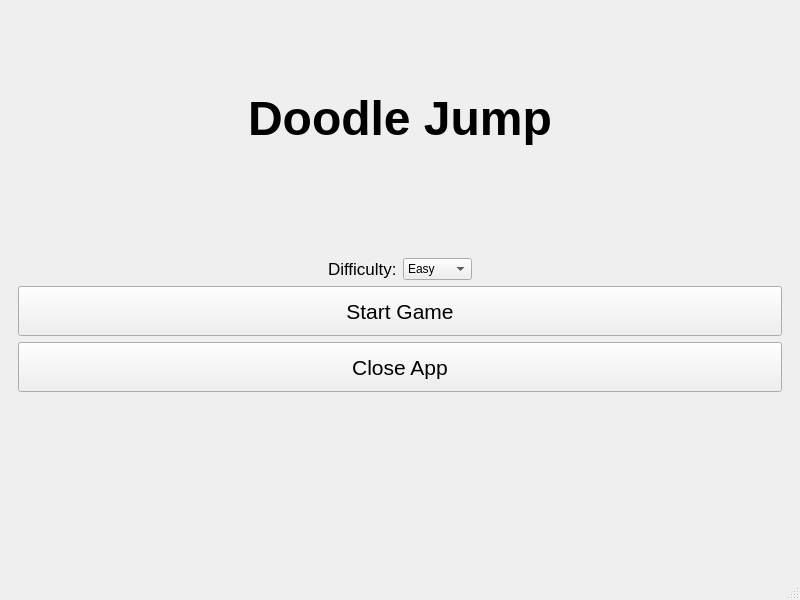
daberauoy/DoodleJump, file mainwindow.ui: the form before one commit.
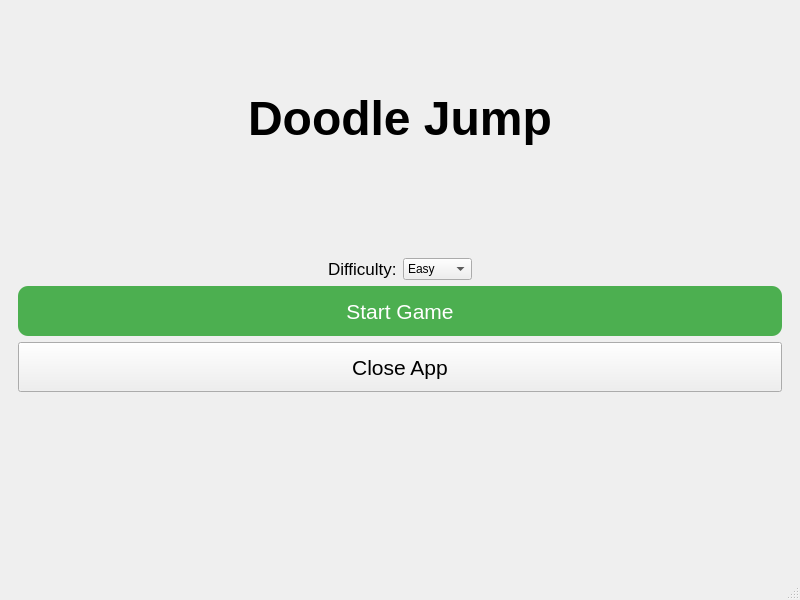
The form after the commit.

What changed in the file:
```diff
--- a/mainwindow.ui
+++ b/mainwindow.ui
@@ -152,6 +152,20 @@
           <property name="text">
            <string>Start Game</string>
           </property>
+          <property name="styleSheet">
+           <string>
+            QPushButton {
+                background-color: #4CAF50; /* Green */
+                color: white;
+                border-radius: 10px;
+                padding: 10px 20px;
+                border: none;
+            }
+            QPushButton:hover {
+                background-color: #45a049; /* Darker green on hover */
+            }
+           </string>
+          </property>
          </widget>
         </item>
         <item>
```
